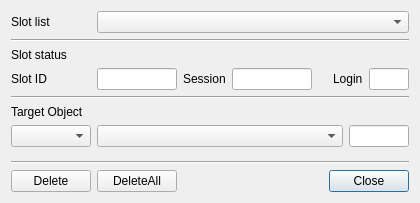
First picture: the form in CryptokiMan/del_object_dlg.ui, repository jykim74/CryptokiMan, before the edit.
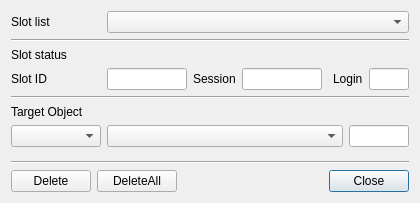
Second picture: the form after the edit.

The edit to the form file:
```diff
--- a/CryptokiMan/del_object_dlg.ui
+++ b/CryptokiMan/del_object_dlg.ui
@@ -33,7 +33,7 @@
       <widget class="QLabel" name="label">
        <property name="minimumSize">
         <size>
-         <width>80</width>
+         <width>90</width>
          <height>0</height>
         </size>
        </property>
@@ -83,7 +83,7 @@
       <widget class="QLabel" name="label_3">
        <property name="minimumSize">
         <size>
-         <width>80</width>
+         <width>90</width>
          <height>0</height>
         </size>
        </property>
@@ -179,7 +179,7 @@
       <widget class="QComboBox" name="mObjectCombo">
        <property name="maximumSize">
         <size>
-         <width>80</width>
+         <width>90</width>
          <height>16777215</height>
         </size>
        </property>
```
Left out of the diff: 2 changed lines with no effect on the pictures.
